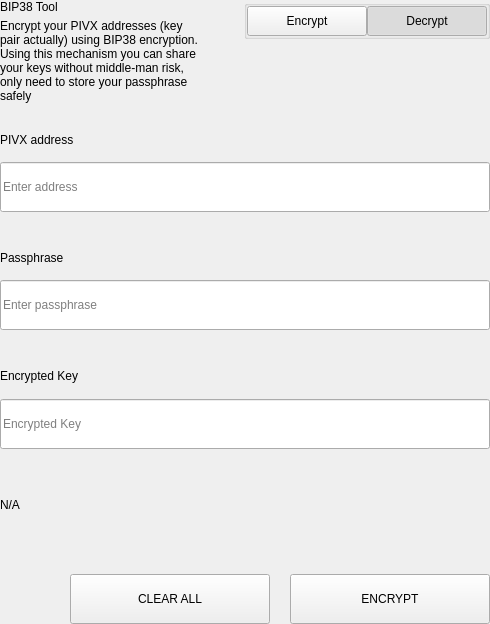
Above: src/qt/omegacoin/settings/forms/settingsbittoolwidget.ui from Cobra-Technologies-GmbH/OmegaCoin before the change. Below: the same form after it.
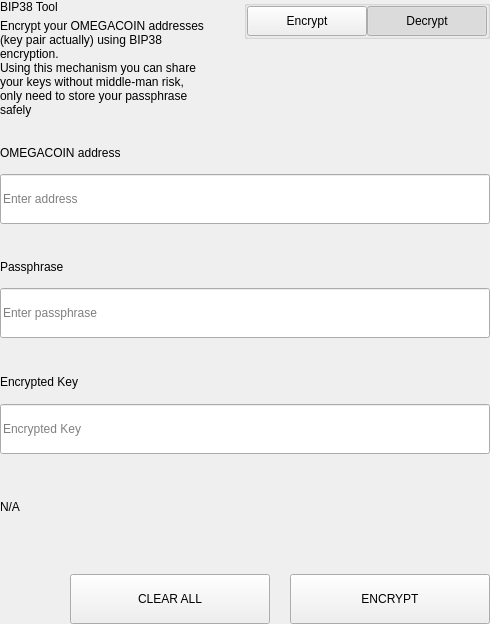
That is the form after the change.

What changed in the file:
```diff
--- a/src/qt/omegacoin/settings/forms/settingsbittoolwidget.ui
+++ b/src/qt/omegacoin/settings/forms/settingsbittoolwidget.ui
@@ -69,7 +69,7 @@
             <item>
              <widget class="QLabel" name="labelSubtitle1">
               <property name="text">
-               <string>Encrypt your PIVX addresses (key pair actually) using BIP38 encryption.
+               <string>Encrypt your OMEGACOIN addresses (key pair actually) using BIP38 encryption.
 Using this mechanism you can share your keys without middle-man risk, only need to store your passphrase safely</string>
               </property>
               <property name="wordWrap">
@@ -657,7 +657,7 @@
                   </size>
                  </property>
                  <property name="text">
-                  <string>PIVX address</string>
+                  <string>OMEGACOIN address</string>
                  </property>
                 </widget>
                </item>
```
